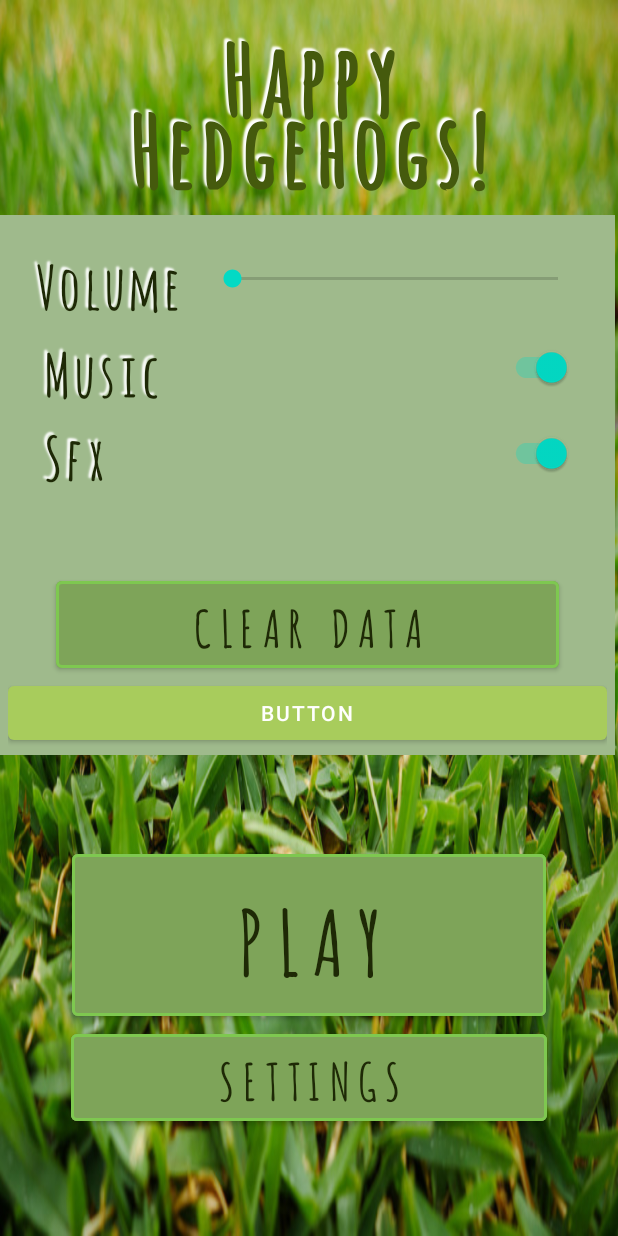
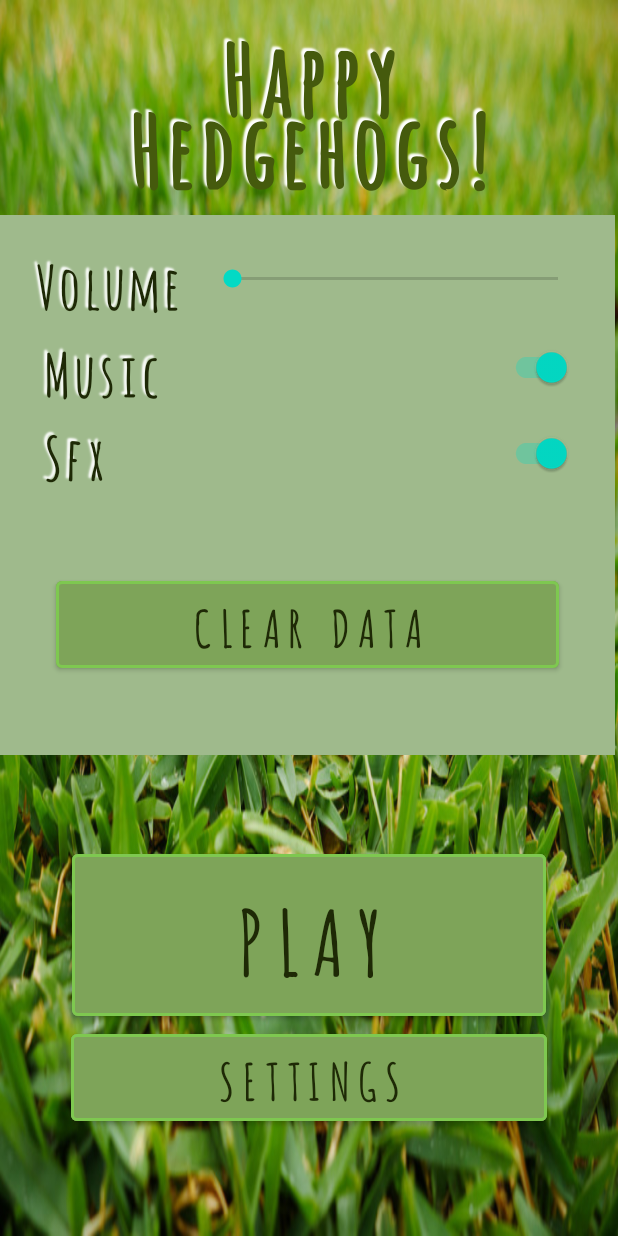
Before and after one commit to winter2022-comp3717/project-team-hedgehogs, an Android app: the fragment SettingsFragment placed in its activity, on a phone screen of 412 x 824 dp. Run offline under Robolectric (Android 15) with nearby library versions, the phone set to English and light mode, and no system bars; Roboto replaces fonts that are not available here; 5 statements that could not run were skipped.

Commit message:
updated settings

```diff
--- a/app/src/main/res/layout/fragment_settings.xml
+++ b/app/src/main/res/layout/fragment_settings.xml
@@ -94,12 +94,6 @@
             app:strokeColor="@color/grass_green"
             app:strokeWidth="2dp" />
 
-        <Button
-            android:id="@+id/testButton_settings"
-            android:layout_width="match_parent"
-            android:layout_height="wrap_content"
-            android:text="Button" />
-
     </LinearLayout>
 
 </androidx.constraintlayout.widget.ConstraintLayout>
```
